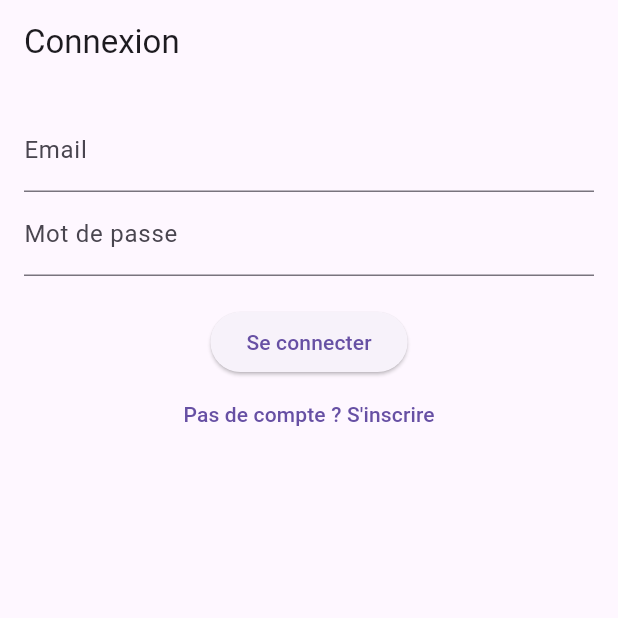
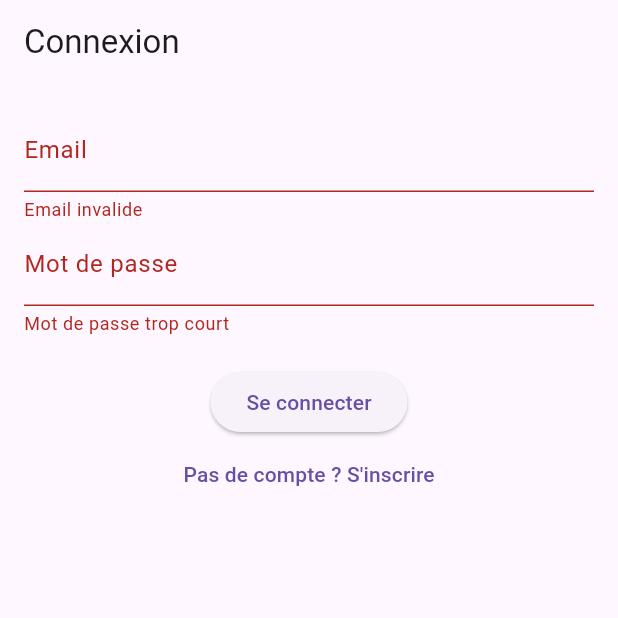
Before and after one commit to MHD-Lamine/projet-suivi-chronique, a Flutter app: the screen it shows after launch, after a tap on "Se connecter", on a phone screen of 412 x 824 dp, the top half of it. Run offline on Flutter 3.47's test engine with Material 3 defaults, Android fonts, the phone set to English and light mode, and no system bars.

Commit message:
✅ Validation des champs + snackbar sur les formulaires login/register

```diff
--- a/mobile_app/lib/screens/login_screen.dart
+++ b/mobile_app/lib/screens/login_screen.dart
@@ -1,8 +1,26 @@
 import 'package:flutter/material.dart';
 import 'register_screen.dart';
 
-class LoginScreen extends StatelessWidget {
+class LoginScreen extends StatefulWidget {
   const LoginScreen({super.key});
+
+  @override
+  State<LoginScreen> createState() => _LoginScreenState();
+}
+
+class _LoginScreenState extends State<LoginScreen> {
+  final _formKey = GlobalKey<FormState>();
+  final _emailCtrl = TextEditingController();
+  final _passwordCtrl = TextEditingController();
+
+  void _login() {
+    if (_formKey.currentState!.validate()) {
+      // TODO: Appel API Flask plus tard
+      ScaffoldMessenger.of(context).showSnackBar(
+        const SnackBar(content: Text("Connexion simulée")),
+      );
+    }
+  }
 
   @override
   Widget build(BuildContext context) {
@@ -10,32 +28,36 @@ class LoginScreen extends StatelessWidget {
       appBar: AppBar(title: const Text('Connexion')),
       body: Padding(
         padding: const EdgeInsets.all(16.0),
+        child: Form(
+          key: _formKey,
           child: Column(
             children: [
-            const TextField(
-              decoration: InputDecoration(labelText: 'Email'),
+              TextFormField(
+                controller: _emailCtrl,
+                decoration: const InputDecoration(labelText: 'Email'),
+                validator: (value) =>
+                    value == null || !value.contains('@') ? 'Email invalide' : null,
               ),
-            const TextField(
-              decoration: InputDecoration(labelText: 'Mot de passe'),
+              TextFormField(
+                controller: _passwordCtrl,
+                decoration: const InputDecoration(labelText: 'Mot de passe'),
                 obscureText: true,
+                validator: (value) =>
+                    value == null || value.length < 6 ? 'Mot de passe trop court' : null,
               ),
               const SizedBox(height: 20),
-            ElevatedButton(
-              onPressed: () {
-                // Action de connexion
-              },
-              child: const Text('Se connecter'),
+              ElevatedButton(onPressed: _login, child: const Text('Se connecter')),
+              TextButton(
+                onPressed: () => Navigator.push(
+                  context,
+                  MaterialPageRoute(builder: (_) => const RegisterScreen()),
                 ),
-            TextButton(
-              onPressed: () {
-                Navigator.push(context,
-                    MaterialPageRoute(builder: (_) => const RegisterScreen()));
-              },
                 child: const Text("Pas de compte ? S'inscrire"),
               ),
             ],
           ),
         ),
+      ),
     );
   }
 }
```
Also changed, not shown: mobile_app/lib/screens/register_screen.dart (+40 -16 lines). Lines whose indentation alone changed are shown as unchanged.
